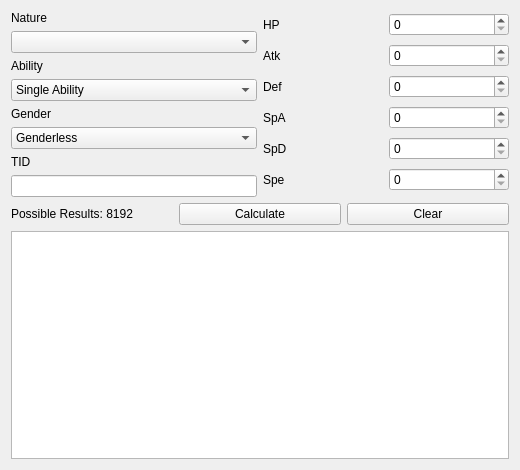
Before: the Qt Designer form Source/Forms/Gen4/Tools/ChainedSID.ui in Admiral-Fish/PokeFinder, drawn with Qt 5.
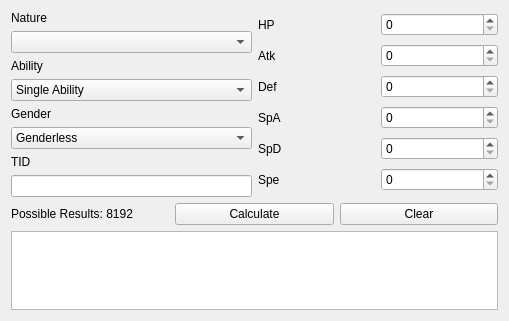
After: the same form once the commit is applied. Custom widgets are drawn as their Qt base class.

```diff
--- a/Source/Forms/Gen4/Tools/ChainedSID.ui
+++ b/Source/Forms/Gen4/Tools/ChainedSID.ui
@@ -6,16 +6,10 @@
    <rect>
     <x>0</x>
     <y>0</y>
-    <width>520</width>
-    <height>470</height>
+    <width>509</width>
+    <height>321</height>
    </rect>
   </property>
-  <property name="minimumSize">
-   <size>
-    <width>520</width>
-    <height>470</height>
-   </size>
-  </property>
   <property name="windowTitle">
    <string>Chained Shiny to SID</string>
   </property>
```
